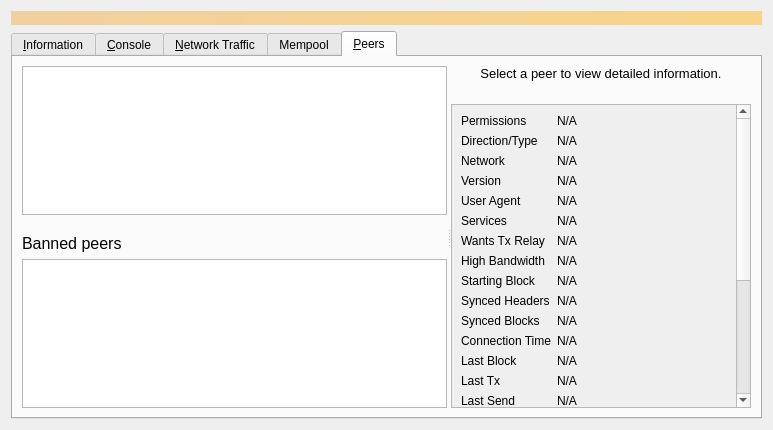
Above: src/qt/forms/debugwindow.ui from rebroad/bitcoin before the change. Below: the same form after it.
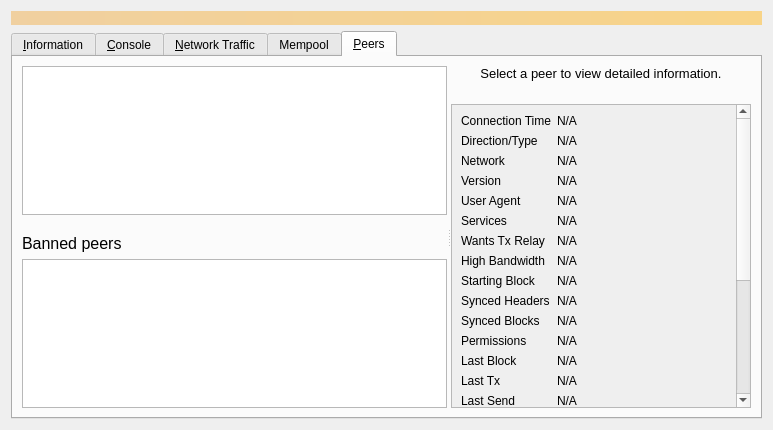
That is the form after the change. The open tabs and pages were chosen to show the change. Icons and pictures are not drawn. Custom widgets are drawn as their Qt base class.

Commit message: Move connection time to top of debug window

What changed in the file:
```diff
--- a/src/qt/forms/debugwindow.ui
+++ b/src/qt/forms/debugwindow.ui
@@ -1074,14 +1074,14 @@
               </property>
               <layout class="QGridLayout" name="gridLayout_2" columnstretch="0,1">
                <item row="0" column="0">
-                <widget class="QLabel" name="label_30">
+                <widget class="QLabel" name="label_22">
                  <property name="text">
-                  <string>Permissions</string>
+                  <string>Connection Time</string>
                  </property>
                 </widget>
                </item>
                <item row="0" column="1">
-                <widget class="QLabel" name="peerPermissions">
+                <widget class="QLabel" name="peerConnTime">
                  <property name="cursor">
                   <cursorShape>IBeamCursor</cursorShape>
                  </property>
@@ -1342,14 +1342,14 @@
                 </widget>
                </item>
                <item row="11" column="0">
-                <widget class="QLabel" name="label_22">
+                <widget class="QLabel" name="label_30">
                  <property name="text">
-                  <string>Connection Time</string>
+                  <string>Permissions</string>
                  </property>
                 </widget>
                </item>
                <item row="11" column="1">
-                <widget class="QLabel" name="peerConnTime">
+                <widget class="QLabel" name="peerPermissions">
                  <property name="cursor">
                   <cursorShape>IBeamCursor</cursorShape>
                  </property>
```
